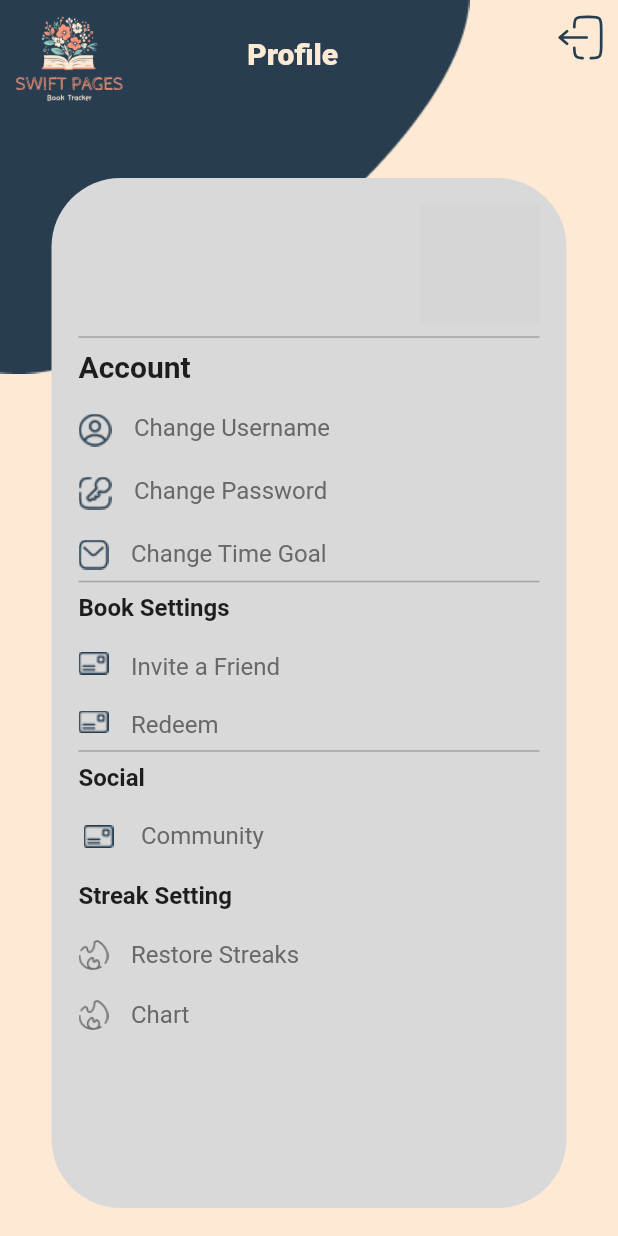
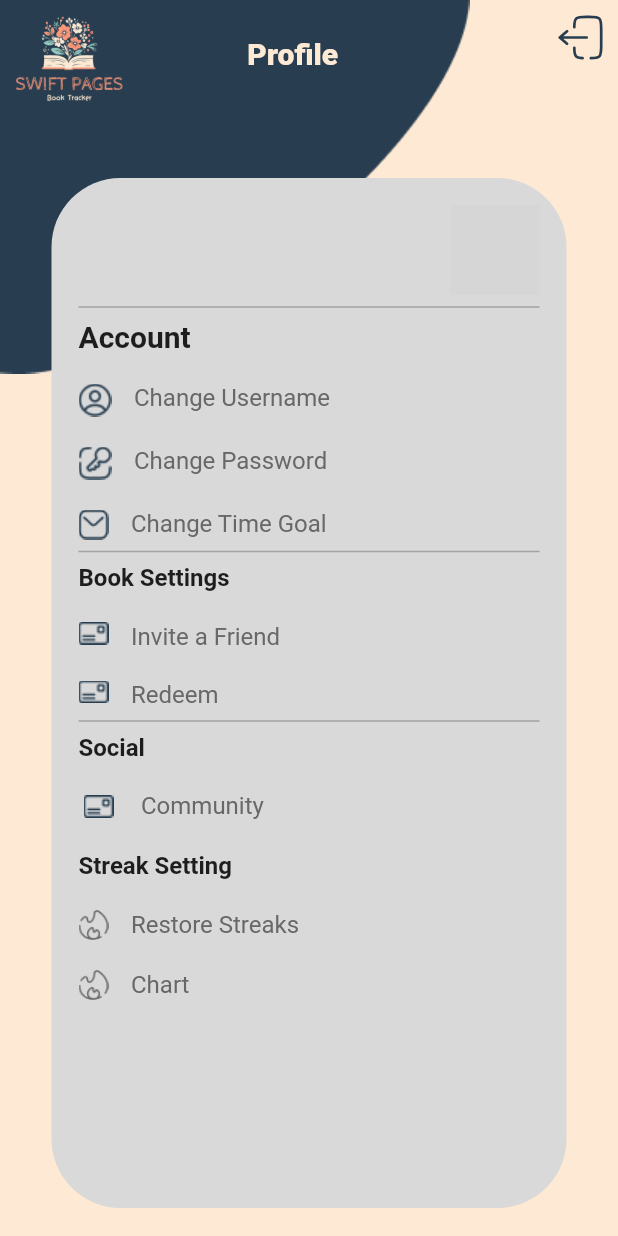
Before and after one commit to puzanadhikari/SwiftPages, a Flutter app: the ProfilePage screen opened directly, on a phone screen of 412 x 824 dp. Run offline on Flutter 3.47's test engine with Material 2 defaults, Android fonts, the phone set to English and light mode, and no system bars; our stand-ins replace cached_network_image, cloud_firestore, firebase_auth, firebase_core, firebase_storage, fl_chart and 9 more; accounts and stored records are empty; network calls fail; Roboto replaces fonts that are missing (Abhaya Libre ExtraBold); grey boxes are pictures that could not be loaded.

Commit message:
ui improved

```diff
--- a/lib/main.dart
+++ b/lib/main.dart
@@ -58,7 +58,7 @@ void main() async {
             newLatestMessage['text'],
           );
 
-          // Update the latest message
+
           latestMessage = newLatestMessage;
         }
       }
@@ -90,11 +90,9 @@ void main() async {
 
   activitiesStream.listen((List<Map<String, dynamic>> activities) {
     if (activities.isNotEmpty) {
-      // Sort activities based on timestamp in descending order
       activities.sort((a, b) =>
           (b['time'] as Timestamp).compareTo(a['time'] as Timestamp));
 
-      // Get the latest activity
       Map<String, dynamic> newLatestActivity = activities.first;
 
       // Check if it's the initial data retrieval
--- a/lib/ui/choosePage.dart
+++ b/lib/ui/choosePage.dart
@@ -26,6 +26,8 @@ class _ChoosePageState extends State<ChoosePage> {
           ),
           Padding(
             padding: const EdgeInsets.only(top:50.0),
+            child: SingleChildScrollView(
+              scrollDirection: Axis.vertical,
               child: Column(
                 mainAxisAlignment: MainAxisAlignment.start,
                 children: [
@@ -133,6 +135,7 @@ class _ChoosePageState extends State<ChoosePage> {
 
 
                 ],
+              ),
             ),
           ),
         ],
--- a/lib/ui/profilePage.dart
+++ b/lib/ui/profilePage.dart
@@ -433,7 +433,7 @@ class _ProfilePageState extends State<ProfilePage> {
                                       textAlign: TextAlign.center,
                                       style: TextStyle(
                                         color: Color(0xFF686868),
-                                        fontSize: 16,
+                                        fontSize: 12,
                                         fontWeight: FontWeight.w500,
                                         decoration: TextDecoration.underline,
                                       ),
@@ -444,7 +444,7 @@ class _ProfilePageState extends State<ProfilePage> {
                                   ],
                                 ),
                                guestLogin==true?Icon(Icons.person): CircleAvatar(
-                                  radius: 40,
+                                  radius: 30,
                                   backgroundImage: NetworkImage(photoURL ?? ''),
                                   backgroundColor: Color(_colorCode!),
                                 ),
--- a/lib/ui/timerPage/ui.dart
+++ b/lib/ui/timerPage/ui.dart
@@ -457,8 +457,6 @@ class _TimerPageState extends State<TimerPage> {
                 ],
               ),
             ),
-
-
             // Align(
             //   alignment: Alignment.topLeft,
             //   child: Padding(
```
Lines whose indentation alone changed are shown as unchanged.
